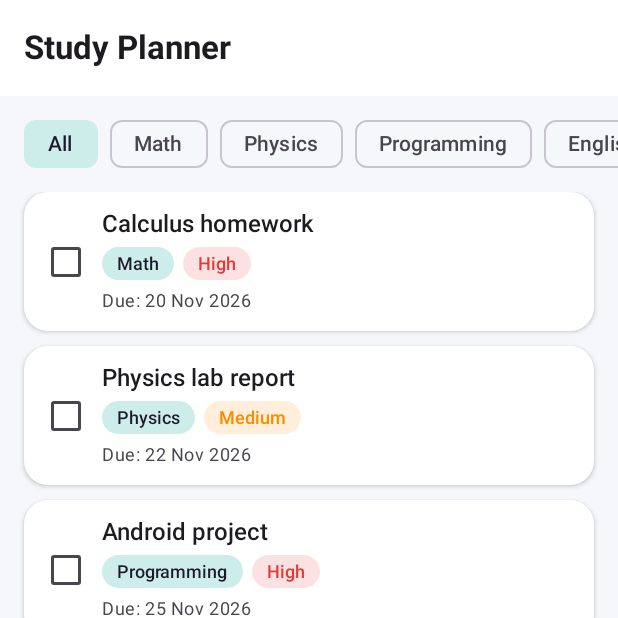
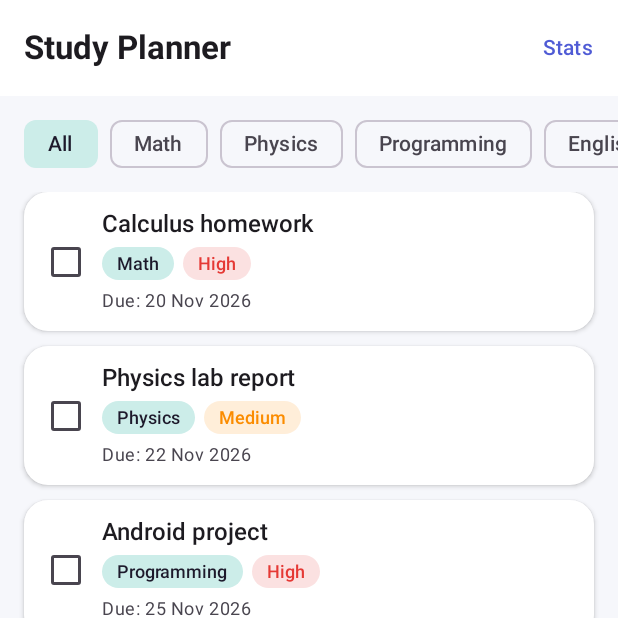
Before and after one commit to amurbuy/study-planner, an Android app built with Jetpack Compose: the TaskListScreen screen opened through its navigation route, on a phone screen of 412 x 824 dp, the top half of it. Run offline under Robolectric (Android 15) with nearby library versions, the phone set to English and light mode, and no system bars.

Commit message:
Add stats route and Stats button on task list

```diff
--- a/app/src/main/java/com/example/studyplanner/navigation/AppNavHost.kt
+++ b/app/src/main/java/com/example/studyplanner/navigation/AppNavHost.kt
@@ -2,16 +2,15 @@ package com.example.studyplanner.navigation
 
 import androidx.compose.runtime.Composable
 import androidx.navigation.NavHostController
+import androidx.navigation.NavType
 import androidx.navigation.compose.NavHost
 import androidx.navigation.compose.composable
 import androidx.navigation.compose.rememberNavController
+import androidx.navigation.navArgument
+import com.example.studyplanner.screens.AddEditTaskScreen
+import com.example.studyplanner.screens.StatsScreen
+import com.example.studyplanner.screens.TaskDetailScreen
 import com.example.studyplanner.screens.TaskListScreen
-import com.example.studyplanner.screens.AddEditTaskScreen
-import androidx.navigation.NavType
-import androidx.navigation.navArgument
-import com.example.studyplanner.screens.TaskDetailScreen
-
-
 
 @Composable
 fun AppNavHost(
@@ -22,15 +21,18 @@ fun AppNavHost(
         composable("task_list") {
             TaskListScreen(
                 onTaskClick = { taskId -> navController.navigate("task_detail/$taskId") },
-                onAddClick = { navController.navigate("add_task") }
+                onAddClick = { navController.navigate("add_task") },
+                onStatsClick = { navController.navigate("stats") }
             )
         }
+
         composable("add_task") {
             AddEditTaskScreen(
                 taskId = null,
-                onBack = { navController.popBackStack() }
+                onBack = { navController.navigateUp() }
             )
         }
+
         composable(
             route = "task_detail/{taskId}",
             arguments = listOf(navArgument("taskId") { type = NavType.IntType })
@@ -42,6 +44,7 @@ fun AppNavHost(
                 onEditClick = { id -> navController.navigate("edit_task/$id") }
             )
         }
+
         composable(
             route = "edit_task/{taskId}",
             arguments = listOf(navArgument("taskId") { type = NavType.IntType })
@@ -49,9 +52,12 @@ fun AppNavHost(
             val taskId = backStackEntry.arguments?.getInt("taskId") ?: 0
             AddEditTaskScreen(
                 taskId = taskId,
-                onBack = { navController.popBackStack() }
+                onBack = { navController.navigateUp() }
             )
         }
 
+        composable("stats") {
+            StatsScreen(onBack = { navController.navigateUp() })
+        }
     }
 }
--- a/app/src/main/java/com/example/studyplanner/screens/TaskListScreen.kt
+++ b/app/src/main/java/com/example/studyplanner/screens/TaskListScreen.kt
@@ -9,12 +9,10 @@ import androidx.compose.foundation.lazy.LazyColumn
 import androidx.compose.foundation.lazy.items
 import androidx.compose.material.icons.Icons
 import androidx.compose.material.icons.filled.Add
-import androidx.compose.material3.ExperimentalMaterial3Api
 import androidx.compose.material3.FloatingActionButton
 import androidx.compose.material3.Icon
 import androidx.compose.material3.Scaffold
 import androidx.compose.material3.Text
-import androidx.compose.material3.TopAppBar
 import androidx.compose.runtime.Composable
 import androidx.compose.runtime.collectAsState
 import androidx.compose.runtime.getValue
@@ -25,18 +23,27 @@ import com.example.studyplanner.components.EmptyState
 import com.example.studyplanner.components.SubjectFilterRow
 import com.example.studyplanner.components.TaskCard
 import com.example.studyplanner.viewmodel.TaskListViewModel
+import androidx.compose.material3.TextButton
+import com.example.studyplanner.components.AppTopBar
 
-@OptIn(ExperimentalMaterial3Api::class)
 @Composable
 fun TaskListScreen(
     onTaskClick: (Int) -> Unit,
     onAddClick: () -> Unit,
+    onStatsClick: () -> Unit,
     viewModel: TaskListViewModel = viewModel()
 ) {
     val uiState by viewModel.uiState.collectAsState()
 
     Scaffold(
-        topBar = { TopAppBar(title = { Text("Study Planner") }) },
+        topBar = {
+            AppTopBar(
+                title = "Study Planner",
+                actions = {
+                    TextButton(onClick = onStatsClick) { Text("Stats") }
+                }
+            )
+        },
         floatingActionButton = {
             FloatingActionButton(onClick = onAddClick) {
                 Icon(Icons.Filled.Add, contentDescription = "Add task")
```
